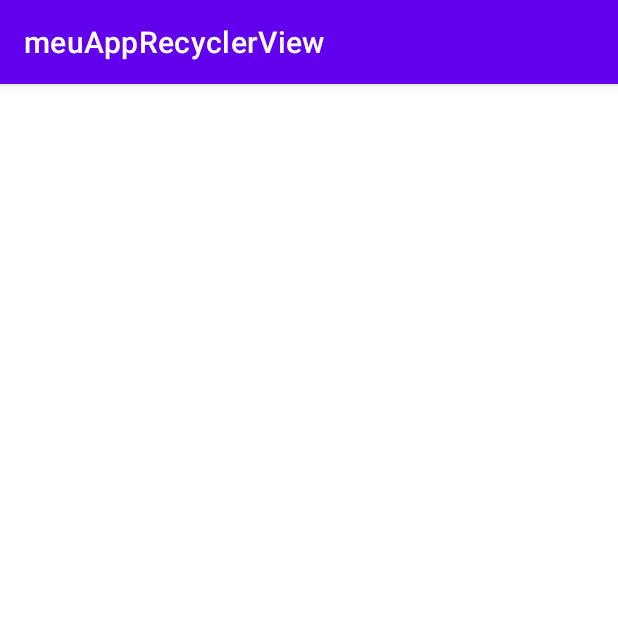
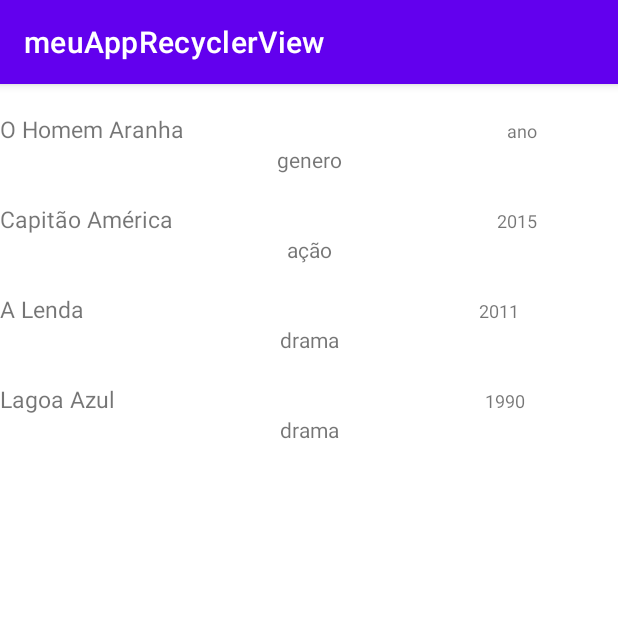
Before and after one commit to diegotpereira/meuAppRecyclerView, an Android app: the screen it shows after launch (MainActivity), on a phone screen of 412 x 824 dp, the top half of it. Run offline under Robolectric (Android 15) with nearby library versions, the phone set to English and light mode, and no system bars.

Commit message:
criação dos arquivos de construção do recyclerView.

```diff
--- a/app/src/main/java/br/java/meuapprecyclerview/Adapter.java
+++ b/app/src/main/java/br/java/meuapprecyclerview/Adapter.java
@@ -1,5 +1,6 @@
 package br.java.meuapprecyclerview;
 
+import android.view.LayoutInflater;
 import android.view.View;
 import android.view.ViewGroup;
 import android.widget.TextView;
@@ -7,22 +8,36 @@ import android.widget.TextView;
 import androidx.annotation.NonNull;
 import androidx.recyclerview.widget.RecyclerView;
 
+import java.util.List;
+
 public class Adapter extends RecyclerView.Adapter<Adapter.MyViewHolder> {
+
+    private List<Filme> listaFilmes;
+    public Adapter(List<Filme> lista) {
+        this.listaFilmes = lista;
+    }
 
     @NonNull
     @Override
     public MyViewHolder onCreateViewHolder(@NonNull ViewGroup parent, int viewType) {
-        return null;
+
+        View itemLista = LayoutInflater.from(parent.getContext()).inflate(R.layout.adapter_lista, parent, false);
+
+        return new MyViewHolder(itemLista);
     }
 
     @Override
     public void onBindViewHolder(@NonNull MyViewHolder holder, int position) {
 
+        Filme filme = listaFilmes.get(position);
+        holder.titulo.setText(filme.getTituloFilme());
+        holder.genero.setText(filme.getGeneroFilme());
+        holder.ano.setText(filme.getAnoFilme());
     }
 
     @Override
     public int getItemCount() {
-        return 0;
+        return listaFilmes.size();
     }
 
     public class MyViewHolder extends RecyclerView.ViewHolder {
@@ -33,6 +48,10 @@ public class Adapter extends RecyclerView.Adapter<Adapter.MyViewHolder> {
 
         public MyViewHolder(@NonNull View itemView) {
             super(itemView);
+
+            titulo = itemView.findViewById(R.id.textTitulo);
+            ano = itemView.findViewById(R.id.textAno);
+            genero = itemView.findViewById(R.id.textGenero);
         }
     }
 }
--- /dev/null
+++ b/app/src/main/java/br/java/meuapprecyclerview/Filme.java
@@ -0,0 +1,38 @@
+package br.java.meuapprecyclerview;
+
+public class Filme {
+
+    private String tituloFilme;
+    private String generoFilme;
+    private String anoFilme;
+
+    public Filme(String tituloFilme, String generoFilme, String anoFilme) {
+        this.tituloFilme = tituloFilme;
+        this.generoFilme = generoFilme;
+        this.anoFilme = anoFilme;
+    }
+
+    public String getTituloFilme() {
+        return tituloFilme;
+    }
+
+    public void setTituloFilme(String tituloFilme) {
+        this.tituloFilme = tituloFilme;
+    }
+
+    public String getGeneroFilme() {
+        return generoFilme;
+    }
+
+    public void setGeneroFilme(String generoFilme) {
+        this.generoFilme = generoFilme;
+    }
+
+    public String getAnoFilme() {
+        return anoFilme;
+    }
+
+    public void setAnoFilme(String anoFilme) {
+        this.anoFilme = anoFilme;
+    }
+}
--- a/app/src/main/java/br/java/meuapprecyclerview/MainActivity.java
+++ b/app/src/main/java/br/java/meuapprecyclerview/MainActivity.java
@@ -6,9 +6,13 @@ import androidx.recyclerview.widget.RecyclerView;
 
 import android.os.Bundle;
 
+import java.util.ArrayList;
+import java.util.List;
+
 public class MainActivity extends AppCompatActivity {
 
     private RecyclerView recyclerView;
+    private List<Filme> listaFilmes = new ArrayList<>();
 
     @Override
     protected void onCreate(Bundle savedInstanceState) {
@@ -17,15 +21,30 @@ public class MainActivity extends AppCompatActivity {
 
         recyclerView = findViewById(R.id.recyclerView);
 
+        this.criarFilmes();
+
+        // Adapter
+        Adapter adapter = new Adapter(listaFilmes);
+
         // LayoutManger
         RecyclerView.LayoutManager layoutManager = new LinearLayoutManager(getApplicationContext());
         recyclerView.setLayoutManager(layoutManager);
         recyclerView.setHasFixedSize(true);
+        recyclerView.setAdapter(adapter);
+        // Dataset
+    }
 
-        // Adapter
+    public void criarFilmes() {
+        Filme filme = new Filme("O Homem Aranha", "genero", "ano");
+        listaFilmes.add(filme);
 
+        filme = new Filme("Capitão América","ação","2015");
+        listaFilmes.add(filme);
 
-        // Dataset
+        filme = new Filme("A Lenda","drama","2011");
+        listaFilmes.add(filme);
 
+        filme = new Filme("Lagoa Azul","drama","1990");
+        listaFilmes.add(filme);
     }
 }
--- a/app/src/main/res/layout/activity_main.xml
+++ b/app/src/main/res/layout/activity_main.xml
@@ -2,7 +2,6 @@
 <androidx.constraintlayout.widget.ConstraintLayout xmlns:android="http://schemas.android.com/apk/res/android"
     xmlns:app="http://schemas.android.com/apk/res-auto"
     xmlns:tools="http://schemas.android.com/tools"
-    android:id="@+id/rre"
     android:layout_width="match_parent"
     android:layout_height="match_parent"
     tools:context=".MainActivity">
--- a/app/src/main/res/layout/adapter_lista.xml
+++ b/app/src/main/res/layout/adapter_lista.xml
@@ -3,7 +3,7 @@
     xmlns:app="http://schemas.android.com/apk/res-auto"
     xmlns:tools="http://schemas.android.com/tools"
     android:layout_width="match_parent"
-    android:layout_height="match_parent">
+    android:layout_height="wrap_content">
 
     <LinearLayout
         android:id="@+id/linearLayout"
@@ -16,22 +16,24 @@
         app:layout_constraintTop_toTopOf="parent">
 
         <TextView
-            android:id="@+id/textView"
+            android:id="@+id/textTitulo"
             android:layout_width="wrap_content"
             android:layout_height="wrap_content"
             android:layout_weight="4"
-            android:text="Titulo" />
+            android:text="Título"
+            android:textSize="15sp" />
 
         <TextView
-            android:id="@+id/textView2"
+            android:id="@+id/textAno"
             android:layout_width="wrap_content"
             android:layout_height="wrap_content"
             android:layout_weight="1"
-            android:text="Ano" />
+            android:text="Ano"
+            android:textSize="12sp" />
     </LinearLayout>
 
     <TextView
-        android:id="@+id/textView3"
+        android:id="@+id/textGenero"
         android:layout_width="wrap_content"
         android:layout_height="wrap_content"
         android:text="Gênero"
```
